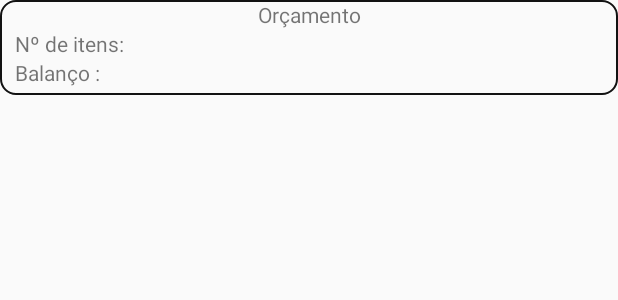
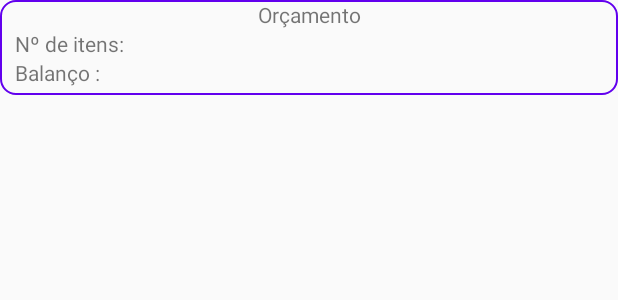
Before and after one commit to Wallace-F-Rosa/despesas-app, an Android app: the layout orcamento_view_item.xml on its own in the app's theme, with its tools: preview values and no code run, on a phone screen of 412 x 824 dp. Shown: the top 300 px of the screen. Run offline under Robolectric (Android 15) with nearby library versions, the phone set to English and light mode, and no system bars.

Commit message:
cor de borda dos itens será a cor primaria do projeto

```diff
--- a/app/src/main/res/drawable/item_border.xml
+++ b/app/src/main/res/drawable/item_border.xml
@@ -2,5 +2,5 @@
 <shape xmlns:android="http://schemas.android.com/apk/res/android"
     android:shape="rectangle">
     <corners android:radius="10dp"></corners>
-    <stroke android:width="1dip" android:color="@color/itemListBorder" />
+    <stroke android:width="1dip" android:color="@color/colorPrimary" />
 </shape>
```
